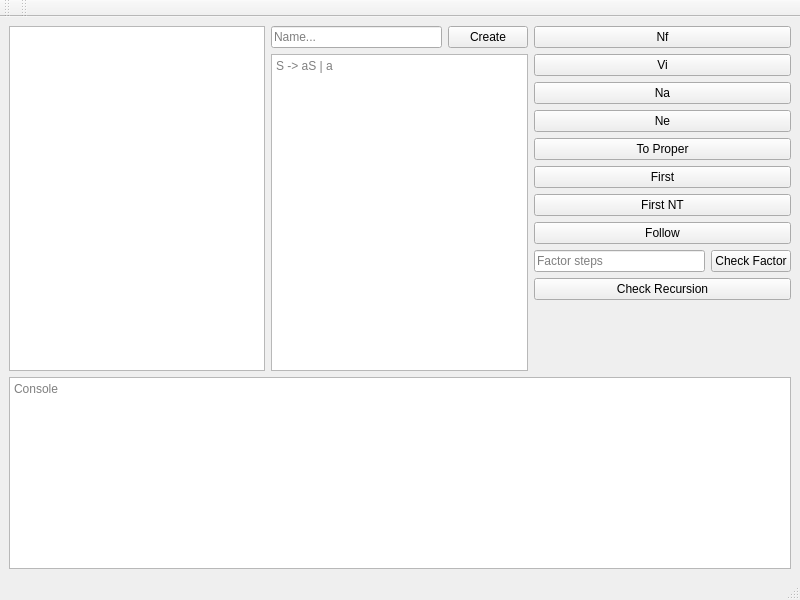
Qt form layout.ui (meyer1994/grammar) before a commit.
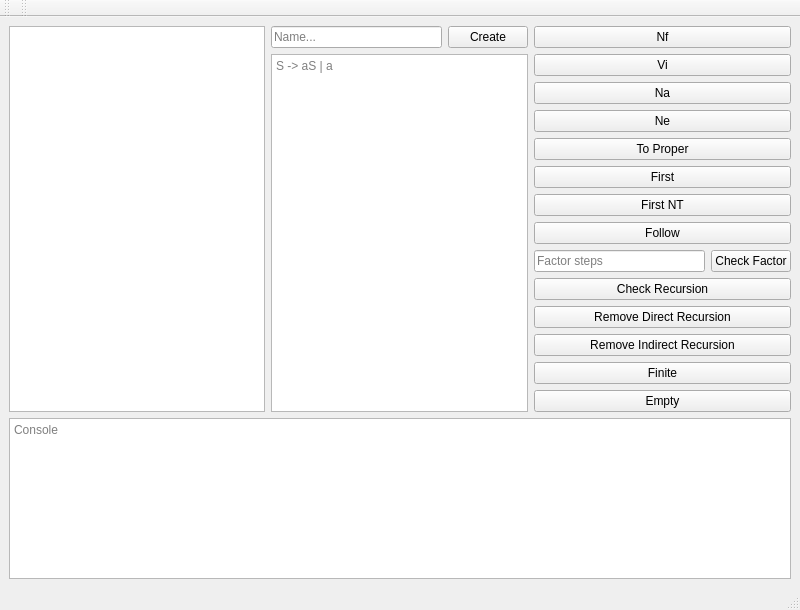
The same form after that commit.

Commit message: Fixed a bug on the recursion algorithm

Diff of the .ui file:
```diff
--- a/layout.ui
+++ b/layout.ui
@@ -7,7 +7,7 @@
     <x>0</x>
     <y>0</y>
     <width>800</width>
-    <height>600</height>
+    <height>610</height>
    </rect>
   </property>
   <property name="windowTitle">
@@ -146,17 +146,32 @@
          </widget>
         </item>
         <item>
-         <spacer name="verticalSpacer">
-          <property name="orientation">
-           <enum>Qt::Vertical</enum>
+         <widget class="QPushButton" name="buttonRemoveDirectRec">
+          <property name="text">
+           <string>Remove Direct Recursion</string>
           </property>
-          <property name="sizeHint" stdset="0">
-           <size>
-            <width>20</width>
-            <height>40</height>
-           </size>
+         </widget>
+        </item>
+        <item>
+         <widget class="QPushButton" name="buttonRemoveIndirectRec">
+          <property name="text">
+           <string>Remove Indirect Recursion</string>
           </property>
-         </spacer>
+         </widget>
+        </item>
+        <item>
+         <widget class="QPushButton" name="buttonFinite">
+          <property name="text">
+           <string>Finite</string>
+          </property>
+         </widget>
+        </item>
+        <item>
+         <widget class="QPushButton" name="buttonEmpty">
+          <property name="text">
+           <string>Empty</string>
+          </property>
+         </widget>
         </item>
        </layout>
       </item>
```
The commit also changes 4 other files.
